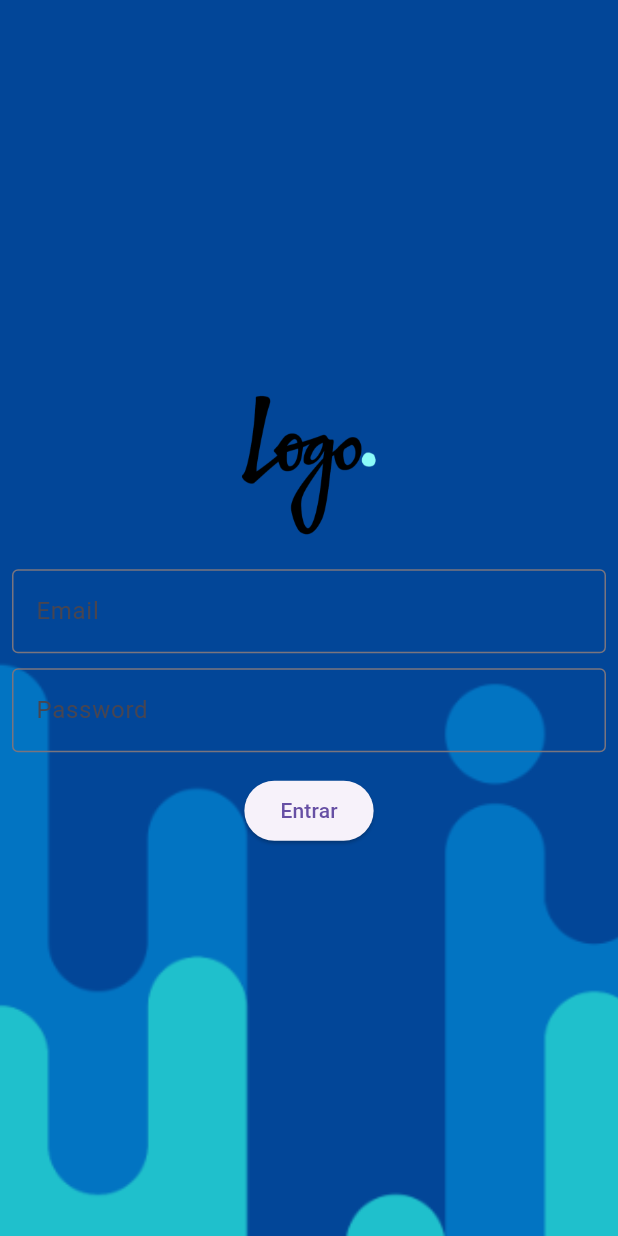
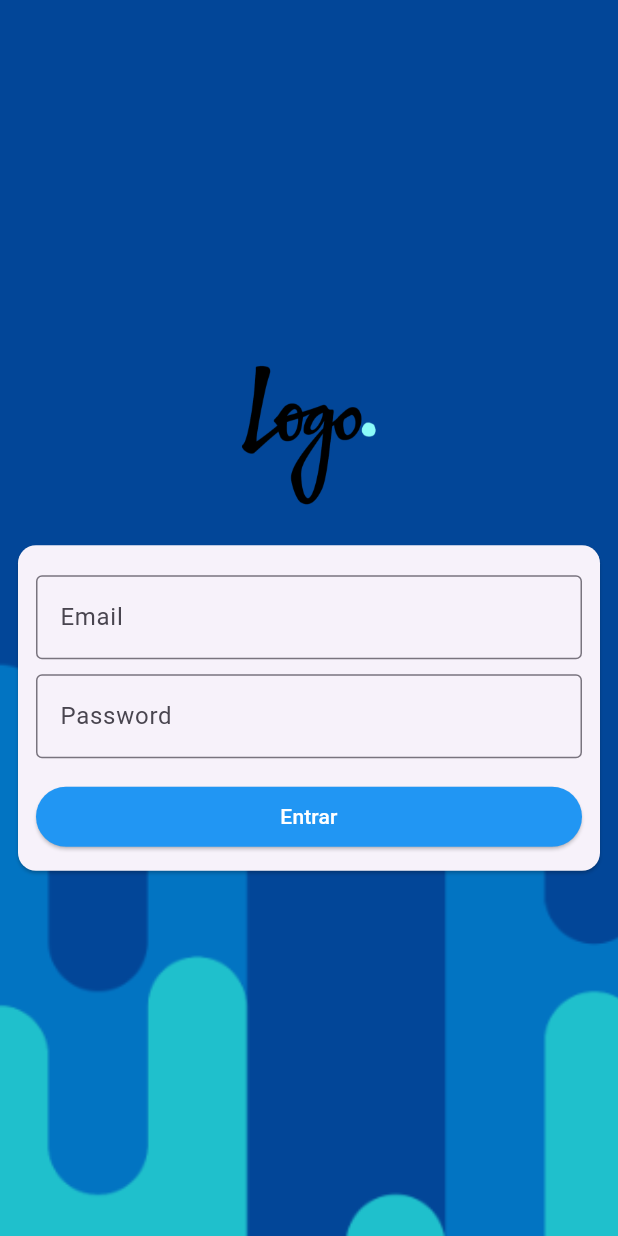
Before and after one commit to GabRodrigues23/curso_flutterando, a Flutter app: the screen it shows after launch, on a phone screen of 412 x 824 dp. Run offline on Flutter 3.47's test engine with Material 3 defaults, Android fonts, the phone set to English and light mode, and no system bars.

Commit message:
Aula #24 - Material Card

```diff
--- a/hello_world/lib/login_page.dart
+++ b/hello_world/lib/login_page.dart
@@ -27,6 +27,11 @@ class _LoginPageState extends State<LoginPage> {
                 Container(
                   height: 20,
                 ),
+                Card(
+                  child: Padding(
+                    padding: const EdgeInsets.only(
+                        left: 12.0, right: 12.0, top: 20, bottom: 12),
+                    child: Column(children: [
                       TextField(
                         onChanged: (text) {
                           email = text;
@@ -42,10 +47,14 @@ class _LoginPageState extends State<LoginPage> {
                         },
                         obscureText: true,
                         decoration: InputDecoration(
-                      labelText: 'Password', border: OutlineInputBorder()),
+                            labelText: 'Password',
+                            border: OutlineInputBorder()),
                       ),
                       SizedBox(height: 15),
                       ElevatedButton(
+                        style: ElevatedButton.styleFrom(
+                            backgroundColor: Colors.blue,
+                            foregroundColor: Colors.white),
                         onPressed: () {
                           if (email == 'teste@gmail.com' && password == '123') {
                             print('correto!');
@@ -54,8 +63,16 @@ class _LoginPageState extends State<LoginPage> {
                             print('login inválido!');
                           }
                         },
-                  child: Text('Entrar'),
+                        child: Container(
+                            width: double.infinity,
+                            child: Text(
+                              'Entrar',
+                              textAlign: TextAlign.center,
+                            )),
                       )
+                    ]),
+                  ),
+                ),
               ],
             ),
           ),
```
Lines whose indentation alone changed are shown as unchanged.
